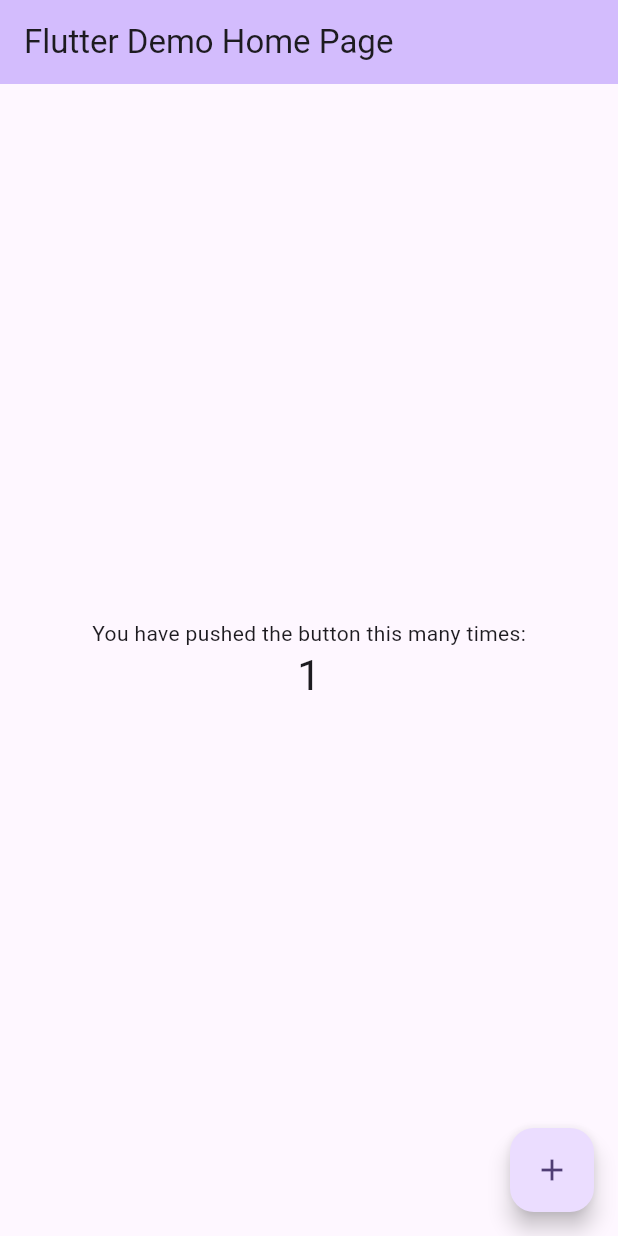
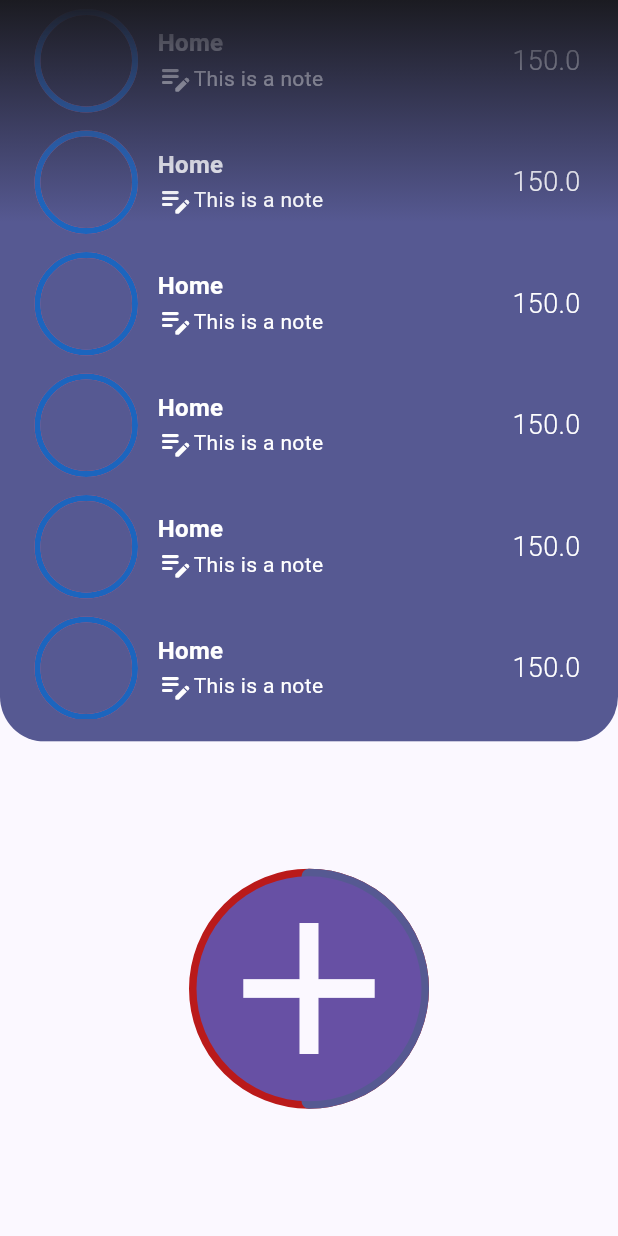
Before and after one commit to MateoManolio/finance-management, a Flutter app: the screen it shows after launch, after a tap on the "add" icon, on a phone screen of 412 x 824 dp. Run offline on Flutter 3.47's test engine with Material 3 defaults, Android fonts, the phone set to English and light mode, and no system bars; our stand-ins replace get, objectbox; generated files the repository leaves out were written again.

Commit message:
:construction: front end still in progress

```diff
--- /dev/null
+++ b/lib/app/controllers/expenses_controller.dart
@@ -0,0 +1,47 @@
+import 'package:get/get_state_manager/get_state_manager.dart';
+import 'package:wise_wallet/app/domain/expense.dart';
+
+class ExpensesController extends GetxController {
+  final _mockExpense = Expense(
+      value: 150, note: 'This is a note', time: DateTime.now(), tags: []);
+
+  late final _mockExpenses = [
+    _mockExpense,
+    _mockExpense,
+    _mockExpense,
+    _mockExpense,
+    _mockExpense,
+    _mockExpense,
+    _mockExpense,
+    _mockExpense,
+  ];
+
+  Map<DateTime, List<Expense>> groupExpensesByDay(List<Expense> expenses) {
+    Map<DateTime, List<Expense>> groupedExpenses = {};
+
+    for (var expense in expenses) {
+      DateTime dateWithoutTime =
+          DateTime(expense.time.year, expense.time.month, expense.time.day);
+
+      if (!groupedExpenses.containsKey(dateWithoutTime)) {
+        groupedExpenses[dateWithoutTime] = [];
+      }
+
+      groupedExpenses[dateWithoutTime]!.add(expense);
+    }
+
+    return groupedExpenses;
+  }
+
+  late final List<Expense> expenses;
+  @override
+  void onInit() {
+    expenses = _mockExpenses;
+    super.onInit();
+  }
+
+  @override
+  void onReady() {
+    expenses.sort((a, b) => a.time.compareTo(b.time));
+  }
+}
--- /dev/null
+++ b/lib/app/core/app_theme.dart
@@ -0,0 +1,13 @@
+import 'package:flutter/material.dart';
+
+class AppTheme {
+  ThemeData appTheme() {
+    return ThemeData(
+      colorScheme: ColorScheme.fromSeed(
+        seedColor: const Color(
+          0xFF040273,
+        ),
+      ),
+    );
+  }
+}
--- /dev/null
+++ b/lib/app/view/screens/home.dart
@@ -0,0 +1,36 @@
+import 'package:flutter/material.dart';
+import 'package:get/get_state_manager/get_state_manager.dart';
+import '../../controllers/expenses_controller.dart';
+import '../widget/big_button.dart';
+import '../widget/display_expenses.dart';
+
+class Home extends GetView<ExpensesController> {
+  const Home({super.key});
+
+  @override
+  Widget build(BuildContext context) {
+    return Scaffold(
+      backgroundColor: Theme.of(context).colorScheme.background,
+      body: Column(
+        children: [
+          Expanded(
+            flex: 3,
+            child: DisplayExpenses(
+              expenses: controller.expenses,
+            ),
+          ),
+          Expanded(
+            flex: 2,
+            child: BigButton(
+              value: 50,
+              onTap: () {
+                debugPrint('press');
+              },
+              leadingIcon: Icons.add,
+            ),
+          ),
+        ],
+      ),
+    );
+  }
+}
--- /dev/null
+++ b/lib/app/view/widget/big_button.dart
@@ -0,0 +1,169 @@
+import 'dart:math';
+
+import 'package:flutter/material.dart';
+
+class BigButton extends StatelessWidget {
+  final double value;
+  final Function() onTap;
+  final IconData leadingIcon;
+
+  const BigButton({
+    super.key,
+    required this.value,
+    required this.onTap,
+    required this.leadingIcon,
+  });
+
+  @override
+  Widget build(BuildContext context) {
+    return Stack(
+      alignment: AlignmentDirectional.center,
+      children: [
+        _BigCircle(value: value),
+        _SmallCircle(
+          onTap: onTap,
+          leadingIcon: leadingIcon,
+        ),
+      ],
+    );
+  }
+}
+
+class _SmallCircle extends StatelessWidget {
+  final Function() onTap;
+  final IconData leadingIcon;
+
+  const _SmallCircle({
+    required this.onTap,
+    required this.leadingIcon,
+  });
+
+  @override
+  Widget build(BuildContext context) {
+    return IconButton(
+      onPressed: onTap,
+      icon: Container(
+        decoration: BoxDecoration(
+          color: ThemeData.light().colorScheme.primary,
+          shape: BoxShape.circle,
+        ),
+        child: Icon(
+          leadingIcon,
+          size: 150,
+          color: Theme.of(context).colorScheme.background,
+        ),
+      ),
+      color: Theme.of(context).colorScheme.tertiary,
+    );
+  }
+}
+
+class _BigCircle extends StatefulWidget {
+  final double value;
+  final Duration? duration;
+
+  // ignore: unused_element
+  const _BigCircle({required this.value, this.duration});
+
+  @override
+  State<_BigCircle> createState() => _BigCircleState();
+}
+
+class _BigCircleState extends State<_BigCircle>
+    with SingleTickerProviderStateMixin {
+  late final AnimationController _animationController;
+  late final Animation<double> _animation;
+
+  static const defaultDuration = Duration(seconds: 1);
+
+  @override
+  void initState() {
+    _animationController = AnimationController(
+      vsync: this,
+      duration: widget.duration ?? defaultDuration,
+    );
+
+    _animation = Tween(begin: 0.0, end: 1.0).animate(
+      CurvedAnimation(
+        parent: _animationController,
+        curve: Curves.fastEaseInToSlowEaseOut,
+      ),
+    );
+
+    super.initState();
+  }
+
+  @override
+  void dispose() {
+    _animationController.dispose();
+    super.dispose();
+  }
+
+  @override
+  Widget build(BuildContext context) {
+    final colors = Theme.of(context).colorScheme;
+    _animationController.forward();
+    return SizedBox(
+      width: 150,
+      height: 150,
+      child: AnimatedBuilder(
+        animation: _animationController,
+        builder: (context, child) => CustomPaint(
+          painter: MiRadialProgress(
+            value: widget.value * _animation.value,
+            primaryColor: colors.primary,
+            secondaryColor: colors.error,
+          ),
+        ),
+      ),
+    );
+  }
+}
+
+class MiRadialProgress extends CustomPainter {
+  final double value;
+  final Color? primaryColor;
+  final Color? secondaryColor;
+  final double? strokeWidth;
+
+  MiRadialProgress({
+    required this.value,
+    this.primaryColor,
+    this.secondaryColor,
+    this.strokeWidth,
+  });
+
+  @override
+  void paint(Canvas canvas, Size size) {
+    // completed circle
+    final paint = Paint()
+      ..strokeWidth = strokeWidth ?? 10
+      ..color = secondaryColor ?? Colors.redAccent
+      ..style = PaintingStyle.stroke;
+
+    final center = Offset(size.width * 0.5, size.height / 2);
+    final radius = min(size.width * 0.5, size.height * 0.5);
+
+    canvas.drawCircle(center, radius, paint);
+
+    // Arc
+    final paintArc = Paint()
+      ..strokeWidth = strokeWidth ?? 10
+      ..color = primaryColor ?? Colors.greenAccent
+      ..strokeCap = StrokeCap.round
+      ..style = PaintingStyle.stroke;
+
+    // filling part of the arc
+    double arcAngle = 2 * pi * (value / 100);
+    canvas.drawArc(
+      Rect.fromCircle(center: center, radius: radius),
+      -pi / 2,
+      arcAngle,
+      false,
+      paintArc,
+    );
+  }
+
+  @override
+  bool shouldRepaint(CustomPainter oldDelegate) => true;
+}
--- /dev/null
+++ b/lib/app/view/widget/circle.dart
@@ -0,0 +1,38 @@
+import 'dart:math';
+
+import 'package:flutter/material.dart';
+
+import 'big_button.dart';
+
+class Circle extends StatelessWidget {
+  final double? size;
+
+  const Circle({super.key, this.size});
+
+  Color _getRandomColor() {
+    Random random = Random();
+    // Generate a random number for r, g, b values (0 - 255)
+    int r = random.nextInt(256);
+    int g = random.nextInt(256);
+    int b = random.nextInt(256);
+
+    // Create a color from the random RGB values
+    return Color.fromRGBO(r, g, b,
+        1); // The last parameter is the opacity, which is set to 1 for full opacity
+  }
+
+  @override
+  Widget build(BuildContext context) {
+    return SizedBox(
+      height: size ?? 65,
+      width: size ?? 65,
+      child: CustomPaint(
+        painter: MiRadialProgress(
+          value: 100,
+          primaryColor: _getRandomColor(),
+          strokeWidth: 4,
+        ),
+      ),
+    );
+  }
+}
--- /dev/null
+++ b/lib/app/view/widget/display_expenses.dart
@@ -0,0 +1,76 @@
+import 'package:flutter/material.dart';
+import 'package:get/get.dart';
+import 'package:wise_wallet/app/domain/expense.dart';
+import 'package:wise_wallet/app/view/widget/expense_widget.dart';
+
+class DisplayExpenses extends StatelessWidget {
+  final List<Expense> expenses;
+  final colors = Get.theme.colorScheme;
+
+  final _customGradient = LinearGradient(
+      colors: [
+        Get.theme.colorScheme.onSurface,
+        Get.theme.colorScheme.primary,
+      ],
+      begin: Alignment.topCenter,
+      end: Alignment.bottomCenter,
+      stops: const [0, 0.3]);
+
+  DisplayExpenses({super.key, required this.expenses});
+
+  @override
+  Widget build(BuildContext context) {
+    return ClipRRect(
+      borderRadius: const BorderRadius.vertical(bottom: Radius.circular(30)),
+      child: Container(
+        decoration: BoxDecoration(
+          gradient: _customGradient,
+        ),
+        child: Padding(
+          padding: const EdgeInsets.only(bottom: 15.0),
+          child: _Information(expenses),
+        ),
+      ),
+    );
+  }
+}
+
+class _Information extends StatelessWidget {
+  final List<Expense> expenses;
+  static const padding = 8.0;
+
+  const _Information(
+    this.expenses,
+  );
+
+  @override
+  Widget build(BuildContext context) {
+    return ShaderMask(
+      shaderCallback: (Rect bounds) {
+        return const LinearGradient(
+          begin: Alignment.topCenter,
+          end: Alignment.bottomCenter,
+          colors: <Color>[
+            Colors.transparent,
+            Colors.white,
+            Colors.white,
+          ],
+          stops: [
+            0.0,
+            0.3,
+            0.95,
+          ],
+        ).createShader(bounds);
+      },
+      blendMode: BlendMode.dstIn,
+      child: ListView.builder(
+        padding: const EdgeInsets.symmetric(horizontal: 25.0),
+        itemCount: expenses.length,
+        itemBuilder: (context, index) => Padding(
+          padding: const EdgeInsets.symmetric(vertical: padding),
+          child: ExpenseWidget(expense: expenses[index]),
+        ),
+      ),
+    );
+  }
+}
--- /dev/null
+++ b/lib/app/view/widget/expense_widget.dart
@@ -0,0 +1,98 @@
+import 'package:flutter/material.dart';
+import '../../domain/expense.dart';
+import 'circle.dart';
+
+class ExpenseWidget extends StatelessWidget {
+  final Expense expense;
+
+  const ExpenseWidget({super.key, required this.expense});
+
+  @override
+  Widget build(BuildContext context) {
+    return Row(
+      mainAxisAlignment: MainAxisAlignment.spaceBetween,
+      children: [
+        _Leading(expense: expense),
+        _Price(
+          price: expense.value,
+        ),
+      ],
+    );
+  }
+}
+
+class _Leading extends StatelessWidget {
+  final Expense expense;
+  final double? padding;
+  const _Leading({super.key, required this.expense, this.padding});
+
+  @override
+  Widget build(BuildContext context) {
+    return Row(
+      children: [
+        const Circle(),
+        SizedBox(
+          width: padding ?? 15,
+        ),
+        _Name(
+          name: 'Home',
+          description: expense.note,
+        ),
+      ],
+    );
+  }
+}
+
+class _Name extends StatelessWidget {
+  final String name;
+  final String description;
+  final IconData? icon;
+
+  const _Name({
+    super.key,
+    required this.name,
+    required this.description,
+    this.icon,
+  });
+
+  @override
+  Widget build(BuildContext context) {
+    return Column(
+      crossAxisAlignment: CrossAxisAlignment.start,
+      children: [
+        Text(
+          name,
+          style: const TextStyle(
+              fontWeight: FontWeight.bold, fontSize: 16, color: Colors.white),
+        ),
+        Row(
+          //mainAxisAlignment: MainAxisAlignment.center,
+          children: [
+            Icon(
+              icon ?? Icons.edit_note_rounded,
+              color: Colors.white,
+            ),
+            Text(
+              description,
+              style: const TextStyle(
+                color: Colors.white,
+              ),
+            ),
+          ],
+        )
+      ],
+    );
+  }
+}
+
+class _Price extends StatelessWidget {
+  final double price;
+  const _Price({required this.price});
+
+  @override
+  Widget build(BuildContext context) => Text(
+        price.toString(),
+        style: const TextStyle(
+            fontSize: 18, fontWeight: FontWeight.w300, color: Colors.white),
+      );
+}
--- a/lib/main.dart
+++ b/lib/main.dart
@@ -1,69 +1,14 @@
 import 'package:flutter/material.dart';
+import 'package:get/get_navigation/src/root/get_material_app.dart';
+import 'package:get/instance_manager.dart';
+import 'package:wise_wallet/app/controllers/expenses_controller.dart';
+import 'package:wise_wallet/app/core/app_theme.dart';
+import 'package:wise_wallet/app/view/screens/home.dart';
 
 void main() async {
-  runApp(const MyApp());
+  Get.put(ExpensesController());
+  runApp(GetMaterialApp(
+    theme: AppTheme().appTheme(),
+    home: const Home(),
+  ));
 }
-
-class MyApp extends StatelessWidget {
-  const MyApp({super.key});
-
-  @override
-  Widget build(BuildContext context) {
-    return MaterialApp(
-      title: 'Flutter Demo',
-      theme: ThemeData(
-        colorScheme: ColorScheme.fromSeed(seedColor: Colors.deepPurple),
-        useMaterial3: true,
-      ),
-      home: const MyHomePage(title: 'Flutter Demo Home Page'),
-    );
-  }
-}
-
-class MyHomePage extends StatefulWidget {
-  const MyHomePage({super.key, required this.title});
-
-  final String title;
-
-  @override
-  State<MyHomePage> createState() => _MyHomePageState();
-}
-
-class _MyHomePageState extends State<MyHomePage> {
-  int _counter = 0;
-
-  void _incrementCounter() {
-    setState(() {
-      _counter++;
-    });
-  }
-
-  @override
-  Widget build(BuildContext context) {
-    return Scaffold(
-      appBar: AppBar(
-        backgroundColor: Theme.of(context).colorScheme.inversePrimary,
-        title: Text(widget.title),
-      ),
-      body: Center(
-        child: Column(
-          mainAxisAlignment: MainAxisAlignment.center,
-          children: <Widget>[
-            const Text(
-              'You have pushed the button this many times:',
-            ),
-            Text(
-              '$_counter',
-              style: Theme.of(context).textTheme.headlineMedium,
-            ),
-          ],
-        ),
-      ),
-      floatingActionButton: FloatingActionButton(
-        onPressed: _incrementCounter,
-        tooltip: 'Increment',
-        child: const Icon(Icons.add),
-      ),
-    );
-  }
-}
```
Also changed, not shown: 55 other files.
